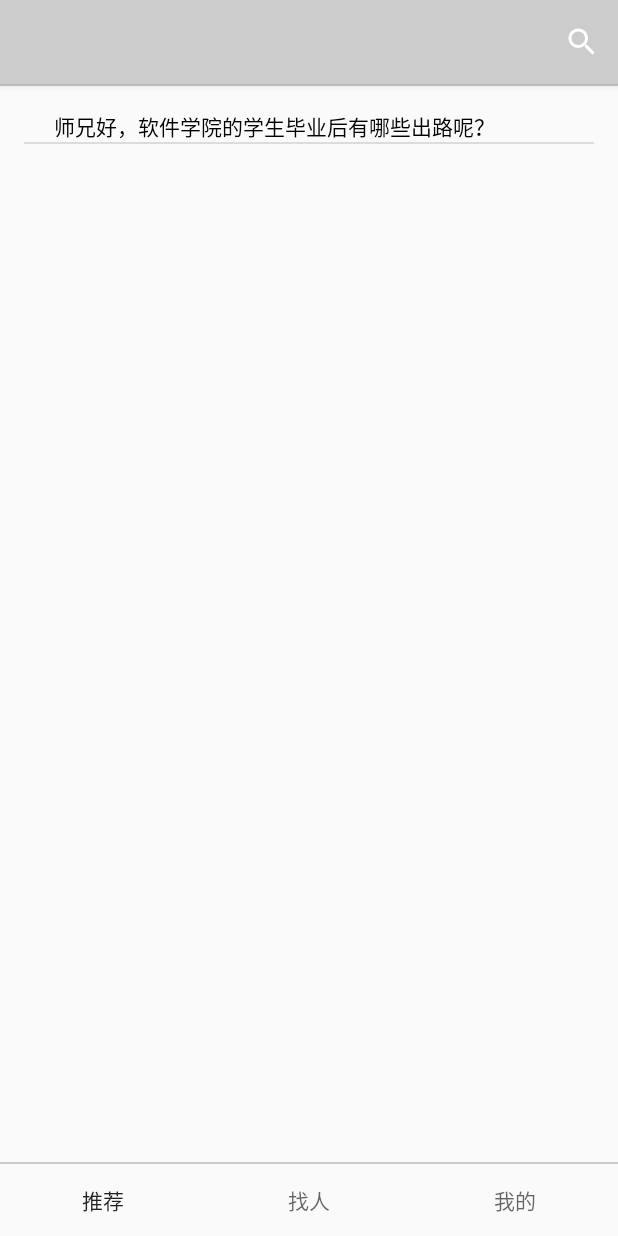
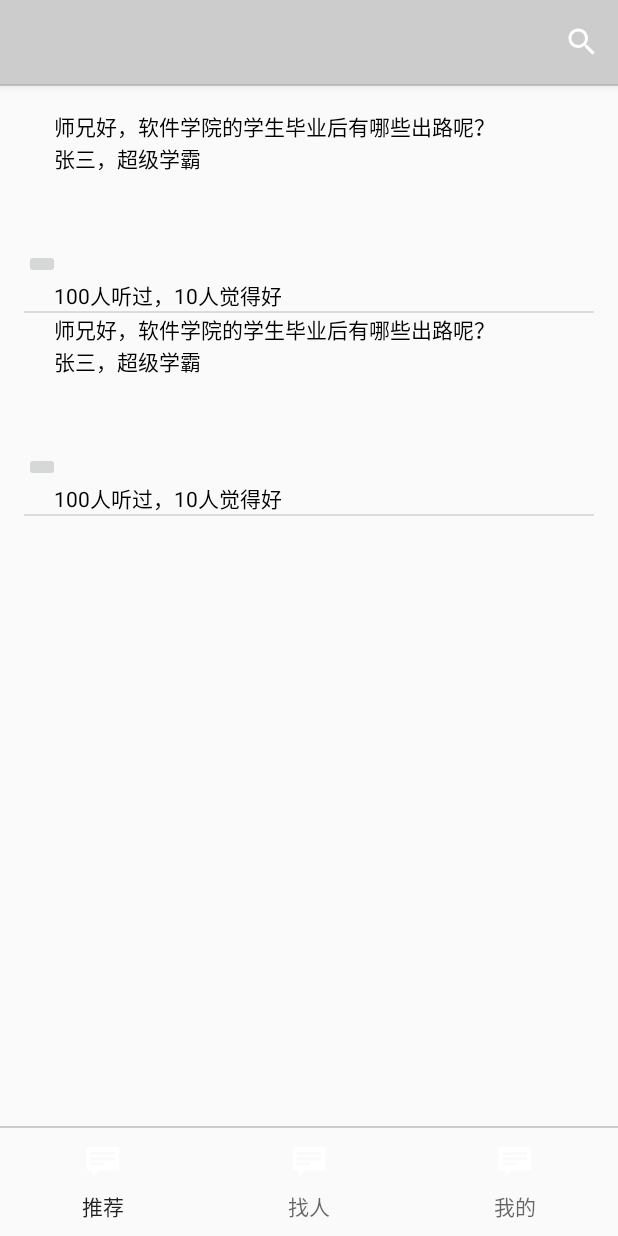
Before and after one commit to wimming/uknow-android, an Android app: the screen it shows after launch (MainActivity), on a phone screen of 412 x 824 dp. Run offline under Robolectric (Android 15) with nearby library versions, the phone set to English and light mode, and no system bars.

Commit message:
按照文档更新了数据结构

```diff
--- a/app/src/main/java/com/xuewen/bean/Question.java
+++ b/app/src/main/java/com/xuewen/bean/Question.java
@@ -10,13 +10,51 @@ import com.j256.ormlite.table.DatabaseTable;
 @DatabaseTable(tableName = "tb_question")
 public class Question {
     public Question() {}
-    public Question(String content) {
-        this.content = content;
+    public Question(String que_description) {
+        this.que_description = que_description;
     }
 
     @DatabaseField(generatedId = true)
     private int id;
 
-    @DatabaseField(columnName = "content")
-    public String content;
+    @DatabaseField(columnName = "que__id")
+    public String que__id;
+
+    @DatabaseField(columnName = "que_description")
+    public String que_description;
+
+    @DatabaseField(columnName = "que_username")
+    public String que_username;
+
+    @DatabaseField(columnName = "que_headimgurl")
+    public String que_headimgurl;
+
+    @DatabaseField(columnName = "ans_status")
+    public boolean ans_status;
+
+    @DatabaseField(columnName = "ans_username")
+    public String ans_username;
+
+//    文档写错了？
+//    @DatabaseField(columnName = "ans_status")
+//    public String ans_status;
+
+    @DatabaseField(columnName = "ans_description")
+    public String ans_description;
+
+    @DatabaseField(columnName = "ans_headimgurl")
+    public String ans_headimgurl;
+
+    @DatabaseField(columnName = "ans_url")
+    public String ans_url;
+
+//    @DatabaseField(columnName = "askDate")
+//    public String askDate;
+
+    @DatabaseField(columnName = "heard")
+    public int heard;
+
+    @DatabaseField(columnName = "liked")
+    public int liked;
+
 }
--- /dev/null
+++ b/app/src/main/java/com/xuewen/bean/User.java
@@ -0,0 +1,44 @@
+package com.xuewen.bean;
+
+import com.j256.ormlite.field.DatabaseField;
+import com.j256.ormlite.table.DatabaseTable;
+
+/**
+ * Created by ym on 16-10-26.
+ */
+
+@DatabaseTable(tableName = "tb_user")
+public class User {
+    public User() {}
+
+    @DatabaseField(generatedId = true)
+    private int id;
+
+    @DatabaseField(columnName = "username")
+    public String username;
+
+    @DatabaseField(columnName = "password")
+    public String password;
+
+    @DatabaseField(columnName = "headimgurl")
+    public String headimgurl;
+
+    @DatabaseField(columnName = "status")
+    public String status;
+
+    @DatabaseField(columnName = "description")
+    public String description;
+
+    @DatabaseField(columnName = "school")
+    public String school;
+
+    @DatabaseField(columnName = "major")
+    public String major;
+
+    @DatabaseField(columnName = "grade")
+    public String grade;
+
+    @DatabaseField(columnName = "openid")
+    public String openid;
+
+}
--- a/app/src/main/java/com/xuewen/xuewen/DatabaseHelper.java
+++ b/app/src/main/java/com/xuewen/xuewen/DatabaseHelper.java
@@ -8,6 +8,7 @@ import com.j256.ormlite.dao.Dao;
 import com.j256.ormlite.support.ConnectionSource;
 import com.j256.ormlite.table.TableUtils;
 import com.xuewen.bean.Question;
+import com.xuewen.bean.User;
 
 import java.sql.SQLException;
 
@@ -28,6 +29,7 @@ public class DatabaseHelper extends OrmLiteSqliteOpenHelper {
     public void onCreate(SQLiteDatabase sqLiteDatabase, ConnectionSource connectionSource) {
         try {
             TableUtils.createTable(connectionSource, Question.class);
+            TableUtils.createTable(connectionSource, User.class);
         } catch (SQLException e) {
             e.printStackTrace();
         }
@@ -37,6 +39,7 @@ public class DatabaseHelper extends OrmLiteSqliteOpenHelper {
     public void onUpgrade(SQLiteDatabase sqLiteDatabase, ConnectionSource connectionSource, int i, int i1) {
         try {
             TableUtils.dropTable(connectionSource, Question.class, true);
+            TableUtils.dropTable(connectionSource, User.class, true);
             onCreate(sqLiteDatabase, connectionSource);
         } catch (SQLException e) {
             e.printStackTrace();
@@ -66,8 +69,9 @@ public class DatabaseHelper extends OrmLiteSqliteOpenHelper {
     }
 
     private Dao<Question, Integer> questionDao;
+    private Dao<User, Integer> userDao;
     /**
-     * 获得homeworkDao
+     * 获得Dao
      *
      * @return
      * @throws SQLException
@@ -79,6 +83,14 @@ public class DatabaseHelper extends OrmLiteSqliteOpenHelper {
             questionDao = getDao(Question.class);
         }
         return questionDao;
+    }
+    public Dao<User, Integer> getUserDao() throws SQLException
+    {
+        if (userDao == null)
+        {
+            userDao = getDao(User.class);
+        }
+        return userDao;
     }
 
     /**
--- a/app/src/main/java/com/xuewen/xuewen/MainActivity.java
+++ b/app/src/main/java/com/xuewen/xuewen/MainActivity.java
@@ -66,6 +66,9 @@ public class MainActivity extends AppCompatActivity {
 
         tabLayout = (TabLayout)findViewById(R.id.tab_layout);
         tabLayout.setupWithViewPager(mViewPager);
+        tabLayout.getTabAt(0).setIcon(android.R.drawable.stat_notify_chat);
+        tabLayout.getTabAt(1).setIcon(android.R.drawable.stat_notify_chat);
+        tabLayout.getTabAt(2).setIcon(android.R.drawable.stat_notify_chat);
 
 //        FloatingActionButton fab = (FloatingActionButton) findViewById(R.id.fab);
 //        fab.setOnClickListener(new View.OnClickListener() {
--- a/app/src/main/java/com/xuewen/xuewen/QuestionListAdapter.java
+++ b/app/src/main/java/com/xuewen/xuewen/QuestionListAdapter.java
@@ -5,6 +5,8 @@ import android.view.LayoutInflater;
 import android.view.View;
 import android.view.ViewGroup;
 import android.widget.BaseAdapter;
+import android.widget.ImageButton;
+import android.widget.ImageView;
 import android.widget.TextView;
 
 import com.xuewen.bean.Question;
@@ -54,7 +56,13 @@ public class QuestionListAdapter extends BaseAdapter {
         if (convertView == null) {
             view = LayoutInflater.from(context).inflate(R.layout.question_list_view_item, null);
             viewHolder = new ViewHolder();
-            viewHolder.content = (TextView)view.findViewById(R.id.content);
+
+            viewHolder.que_description = (TextView)view.findViewById(R.id.que_description);
+            viewHolder.ans_description = (TextView)view.findViewById(R.id.ans_description);
+            viewHolder.ans_headimgurl = (ImageView) view.findViewById(R.id.ans_headimgurl);
+            viewHolder.listen = (ImageButton) view.findViewById(R.id.listen);
+            viewHolder.review = (TextView)view.findViewById(R.id.review);
+
             view.setTag(viewHolder);
         }
         else {
@@ -62,12 +70,20 @@ public class QuestionListAdapter extends BaseAdapter {
             viewHolder = (ViewHolder) convertView.getTag();
         }
 
-        viewHolder.content.setText(list.get(position).content);
+        viewHolder.que_description.setText(list.get(position).que_description);
+        viewHolder.ans_description.setText(list.get(position).ans_description);
+//        viewHolder.ans_headimgurl
+//        viewHolder.listen
+        viewHolder.review.setText(list.get(position).heard+"人听过，"+list.get(position).liked+"人觉得好");
 
         return view;
     }
 
     private class ViewHolder {
-        public TextView content;
+        public TextView que_description;
+        public TextView ans_description;
+        public ImageView ans_headimgurl;
+        public ImageButton listen;
+        public TextView review;
     }
 }
--- a/app/src/main/java/com/xuewen/xuewen/RecommendationFragment.java
+++ b/app/src/main/java/com/xuewen/xuewen/RecommendationFragment.java
@@ -28,7 +28,17 @@ public class RecommendationFragment extends Fragment {
 
         ListView questionListView = (ListView)rootView.findViewById(R.id.question_list_view);
         List<Question> questionList = new ArrayList<>();
-        questionList.add(new Question("师兄好，软件学院的学生毕业后有哪些出路呢？"));
+        Question q;
+        q = new Question("师兄好，软件学院的学生毕业后有哪些出路呢？");
+        q.ans_description = "张三，超级学霸";
+        q.heard = 100;
+        q.liked = 10;
+        questionList.add(q);
+        q = new Question("师兄好，软件学院的学生毕业后有哪些出路呢？");
+        q.ans_description = "张三，超级学霸";
+        q.heard = 100;
+        q.liked = 10;
+        questionList.add(q);
         QuestionListAdapter questionListAdapter = new QuestionListAdapter(questionList, getActivity());
 
         questionListView.setAdapter(questionListAdapter);
--- a/app/src/main/res/layout/fragment_0.xml
+++ b/app/src/main/res/layout/fragment_0.xml
@@ -5,8 +5,7 @@
     android:paddingBottom="@dimen/activity_vertical_margin"
     android:paddingLeft="@dimen/activity_horizontal_margin"
     android:paddingRight="@dimen/activity_horizontal_margin"
-    android:paddingTop="@dimen/activity_vertical_margin"
-    tools:context="com.xuewen.xuewen.MainActivity$PlaceholderFragment">
+    android:paddingTop="@dimen/activity_vertical_margin">
 
     <ListView
         android:id="@+id/question_list_view"
--- a/app/src/main/res/layout/question_list_view_item.xml
+++ b/app/src/main/res/layout/question_list_view_item.xml
@@ -1,15 +1,41 @@
 <?xml version="1.0" encoding="utf-8"?>
 <LinearLayout xmlns:android="http://schemas.android.com/apk/res/android"
     android:orientation="vertical" android:layout_width="match_parent"
-    android:layout_height="match_parent">
+    android:layout_height="match_parent"
+    android:descendantFocusability="blocksDescendants">
 
     <TextView
         android:layout_width="wrap_content"
         android:layout_height="wrap_content"
-        android:id="@+id/content"
+        android:id="@+id/que_description"
         android:textColor="#000000"
         android:paddingLeft="20dp"
-        android:layout_gravity="center_vertical"
-        android:text="name" />
+        android:layout_gravity="center_vertical" />
+
+    <TextView
+        android:layout_width="wrap_content"
+        android:layout_height="wrap_content"
+        android:id="@+id/ans_description"
+        android:textColor="#000000"
+        android:paddingLeft="20dp"
+        android:layout_gravity="center_vertical" />
+
+    <ImageView
+        android:id="@+id/ans_headimgurl"
+        android:layout_width="50dp"
+        android:layout_height="50dp" />
+
+    <ImageButton
+        android:id="@+id/listen"
+        android:layout_width="wrap_content"
+        android:layout_height="wrap_content" />
+
+    <TextView
+        android:layout_width="wrap_content"
+        android:layout_height="wrap_content"
+        android:id="@+id/review"
+        android:textColor="#000000"
+        android:paddingLeft="20dp"
+        android:layout_gravity="center_vertical" />
 
 </LinearLayout>
```
